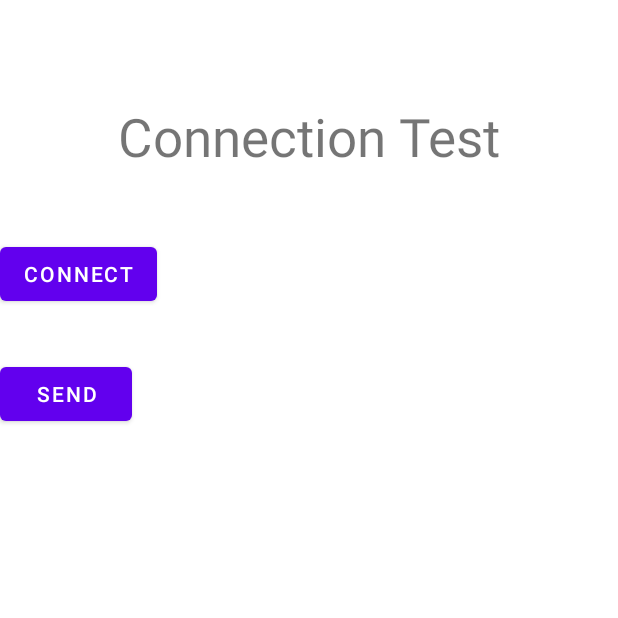
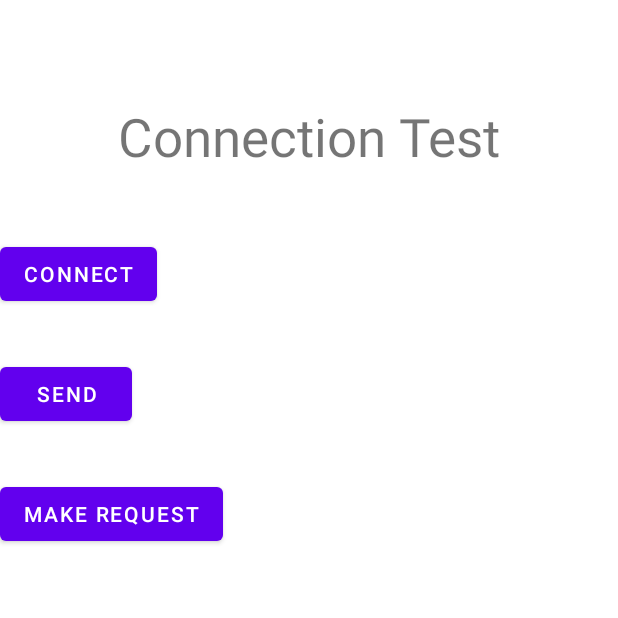
Before and after one commit to Leonardo-Fischer/ConnectionTest, an Android app: the screen it shows after launch (MainActivity), on a phone screen of 412 x 824 dp, the top half of it. Run offline under Robolectric (Android 15) with nearby library versions, the phone set to English and light mode, and no system bars.

Commit message:
Making request using URL Connection

```diff
--- a/app/src/main/res/layout/activity_main.xml
+++ b/app/src/main/res/layout/activity_main.xml
@@ -36,4 +36,14 @@
         app:layout_constraintTop_toBottomOf="@+id/textView"
         tools:layout_editor_absoluteX="161dp" />
 
+    <Button
+        android:id="@+id/makeRequest"
+        android:layout_width="wrap_content"
+        android:layout_height="wrap_content"
+        android:layout_marginTop="204dp"
+        android:text="Make Request"
+        app:layout_constraintTop_toBottomOf="@+id/textView"
+        tools:layout_editor_absoluteX="130dp"
+        tools:layout_editor_absoluteY="324dp" />
+
 </androidx.constraintlayout.widget.ConstraintLayout>
```
Also changed, not shown: app/src/main/java/com/example/connectiontest/MainActivity.kt (+58 -0 lines).
